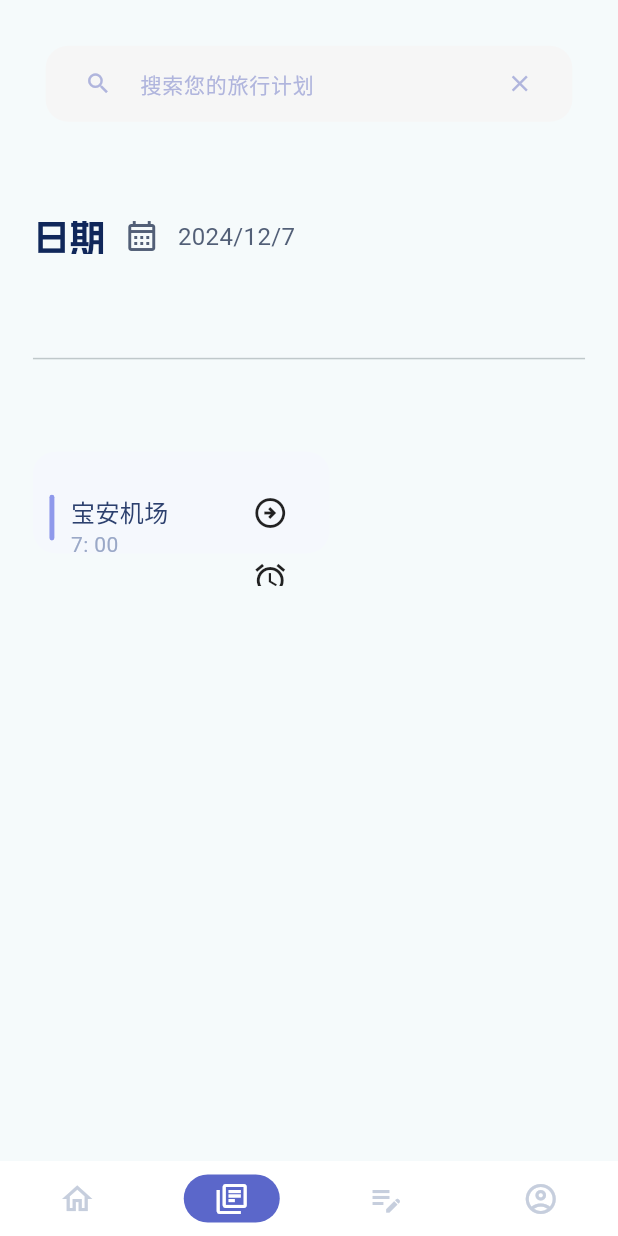
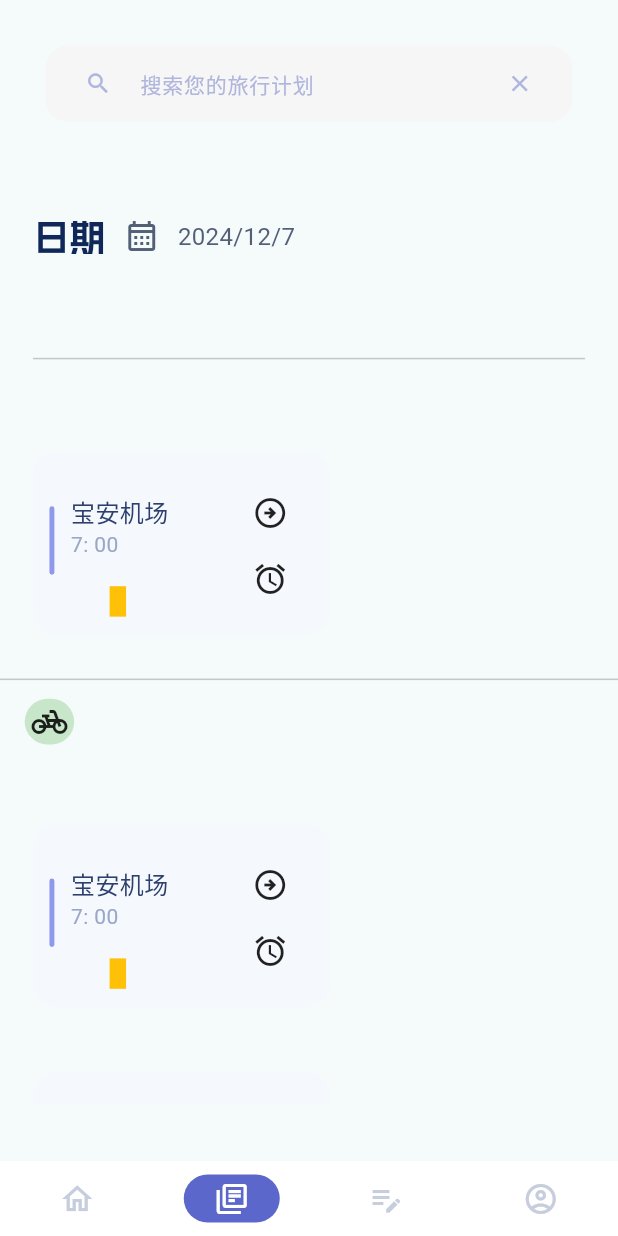
Before and after one commit to plantSnow/Pirt, a Flutter app: the screen it shows after launch, item 2 of the bottom bar chosen, on a phone screen of 412 x 824 dp. Run offline on Flutter 3.47's test engine with Material 3 defaults, Android fonts, the phone set to English and light mode, and no system bars; our stand-ins replace calendar_date_picker2; Roboto replaces fonts that are missing (DingTalk, YuYang); statements that could not run were skipped.

Commit message:
先commit再pull

```diff
--- a/lib/widgets/HomePage/plan_detail.dart
+++ b/lib/widgets/HomePage/plan_detail.dart
@@ -36,7 +36,9 @@ class NameAndTimeinPlanDetailsWithIcon extends StatelessWidget {
         ? (300 / 375) * screenWidth
         : (70 / 375) * screenWidth,
       height: (60 / 812) * screenHeight,
-      child: Column(crossAxisAlignment: CrossAxisAlignment.start, children: [
+      child: Column(
+        crossAxisAlignment: CrossAxisAlignment.start,
+        children: [
           Text(
             title,
             style: const TextStyle(
@@ -46,7 +48,10 @@ class NameAndTimeinPlanDetailsWithIcon extends StatelessWidget {
               fontWeight: FontWeight.w500,
             ),
           ),
-        sizeType==0 ? Row(crossAxisAlignment: CrossAxisAlignment.start, children: [
+          sizeType==0 ?
+          Row(
+            crossAxisAlignment: CrossAxisAlignment.start,
+            children: [
               Icon(
                 iconList[displayType],
                 color: colorList[displayType],
@@ -60,14 +65,17 @@ class NameAndTimeinPlanDetailsWithIcon extends StatelessWidget {
                   ),
                 ),
               ),
-        ]) : Text(
+            ]
+          ) :
+          Text(
             time,
             style: const TextStyle(
               color: Color(0xff9aa8c7),
               fontSize: 14,
             ),
           ),
-      ])
+        ]
+      )
     );
   }
 }
@@ -129,9 +137,9 @@ class MyTextButton extends StatelessWidget {
         btnWidth = (70/375)*screenWidth;
         btnHeight = (33/812)*screenHeight;
         break;
-      // case 1:
-      //   btnWidth = (40/375)*screenWidth;
-      //   btnHeight = (30/812)*screenHeight;
+      case 1:
+        btnWidth = (40/375)*screenWidth;
+        btnHeight = (30/812)*screenHeight;
       default:
         break;
     }
@@ -197,10 +205,6 @@ class PlanDetails extends StatelessWidget {
           decoration: BoxDecoration(
             color: const Color(0xfff5f8fd),
             borderRadius: BorderRadius.circular(15),
-            // boxShadow: const [
-
-              // BoxShadow(blurRadius: 0.2)
-            // ]
           ),
           child: Stack(children: [
             Positioned(
--- a/lib/widgets/PlanPage/task_display.dart
+++ b/lib/widgets/PlanPage/task_display.dart
@@ -45,10 +45,15 @@ class TaskDisplay extends StatelessWidget {
             child: Row(
               crossAxisAlignment: CrossAxisAlignment.start,
               children: [
+                Column(children: [
+                  Row(
+                    mainAxisAlignment: MainAxisAlignment.center,
+                    children: [
                       // 左侧竖条
                       LeftNarrowBar(
                         displayType: displayType,
-                  barHeight: (30/812)*screenHeight
+                        // 竖条高度
+                        barHeight: (45/812)*screenHeight
                       ),
                       NameAndTimeinPlanDetailsWithIcon(
                         title: title,
@@ -56,25 +61,24 @@ class TaskDisplay extends StatelessWidget {
                         displayType: displayType,
                         sizeType: 1
                       ),
+                    ]
+                  ),
+                  Row(children: [
+                    // TODO: 这里用按钮无法显示文字(大小不够, 文字又不能太小)， 改成无效果的 Container 不可编辑就行了吧, 内容重新看看改改
+                    Container(
+                      height: (20/812)*screenHeight,
+                      width: (10/375)*screenWidth,
+                      color: Colors.amber,
+                    )
+                  ])
+                ]),
                 SizedBox(width: (40/375)*screenWidth),
                 Column(
                   mainAxisAlignment: MainAxisAlignment.start,
                   crossAxisAlignment: CrossAxisAlignment.start,
                   children: [
-                    // SizedBox(width: (75/375)*screenWidth,),
                     const Icon(Icons.arrow_circle_right_outlined),
                     SizedBox(height: (20/812)*screenHeight,),
-                    // MyTextButton(
-                    //   textForButton: textForThisButton[displayType][0],
-                    //   colorsForButton: colorsToBeChosen[displayType],
-                    //   size: 1
-                    // ),
-                    // SizedBox(width: (15/375)*screenWidth,),
-                    // MyTextButton(
-                    //   textForButton: textForThisButton[displayType][1],
-                    //   colorsForButton: colorsToBeChosen[displayType],
-                    //   size: 1
-                    // )
                     const Icon(Icons.alarm)
                   ],
                 ),
--- a/lib/widgets/PlanPage/task_list.dart
+++ b/lib/widgets/PlanPage/task_list.dart
@@ -1,6 +1,5 @@
-import 'package:flutter/cupertino.dart';
 import 'package:flutter/material.dart';
-import 'package:flutter/widgets.dart';
+import './transportation_divider.dart';
 import './task_display.dart';
 
 class TaskList extends StatelessWidget {
@@ -12,16 +11,22 @@ class TaskList extends StatelessWidget {
     double screenHeight = MediaQuery.of(context).size.height;
     // double screenWidth = MediaQuery.of(context).size.width;
     return SizedBox(
-      height: (400/812)*screenHeight,
+      height: (450/812)*screenHeight,
       child: ListView(
         scrollDirection: Axis.vertical,
-        children: [
-          SizedBox(
-            height: (110/812)*screenHeight,
-            // width: screenWidth,
-            child: ListView(
-              scrollDirection: Axis.horizontal,
         children: const [
+          TaskDisplay(
+            displayType: 0,
+            title: '宝安机场',
+            time: '7: 00'
+          ),
+          TransportationDivider(),
+          TaskDisplay(
+            displayType: 0,
+            title: '宝安机场',
+            time: '7: 00'
+          ),
+          // TransportationDivider(),
           TaskDisplay(
             displayType: 0,
             title: '宝安机场',
@@ -29,9 +34,6 @@ class TaskList extends StatelessWidget {
           ),
         ]
       )
-          )
-        ]
-      )
     );
   }
 }
--- /dev/null
+++ b/lib/widgets/PlanPage/transportation_divider.dart
@@ -0,0 +1,38 @@
+import 'package:flutter/material.dart';
+
+class TransportationDivider extends StatelessWidget {
+  const TransportationDivider({super.key});
+
+  @override
+  Widget build(BuildContext context) {
+    double screenHeight = MediaQuery.of(context).size.height;
+    double screenWidth = MediaQuery.of(context).size.width;
+    return SizedBox(
+      width: (0.5)*screenWidth,
+      height: 0.1*screenHeight,
+      child: Stack(
+        children: [
+          Positioned(
+            left: (5/375)*screenWidth,
+            top: 10,
+            child: Container(
+              width: (30/375)*screenWidth,
+              height: (30/812)*screenHeight,
+              decoration: BoxDecoration(
+                borderRadius: BorderRadius.circular(100),
+                color: Colors.green[100]
+              ),
+              margin: EdgeInsets.all((10/375)*screenWidth),
+              child: const Icon(Icons.pedal_bike_outlined),
+            ),
+          ),
+          // TODO: 未能实现分割线穿过图标
+          const Positioned(
+            top: ,
+            child: Divider()
+          )
+        ],
+      ),
+    );
+  }
+}
```
Lines whose indentation alone changed are shown as unchanged.
